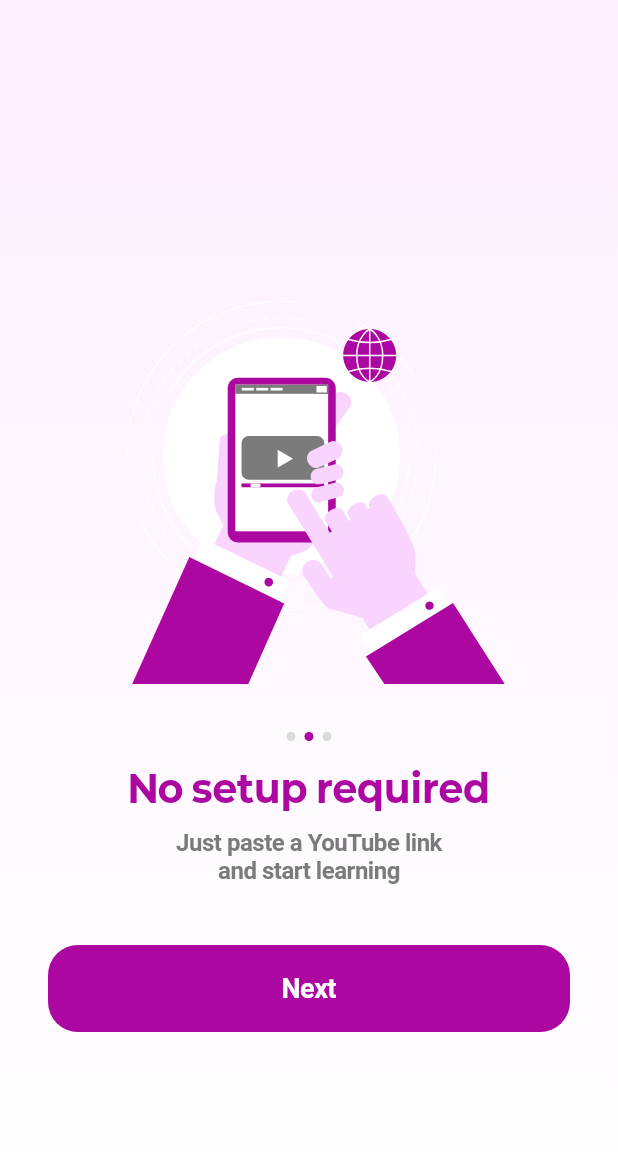
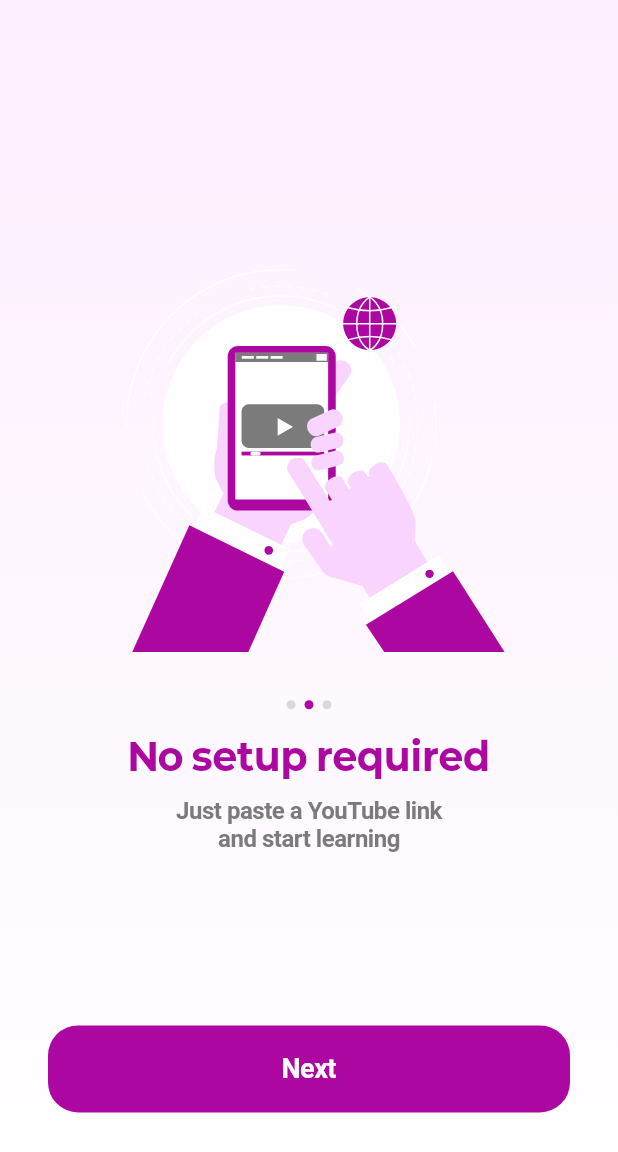
Before and after one commit to mingoring/frontend, a Flutter app: the screen it shows after launch, after a tap on "Next", on a phone screen of 412 x 824 dp. Shown: the top 1152 px of the screen. Run offline on Flutter 3.47's test engine with Material 3 defaults, Android fonts, the light colour scheme and no system bars; our stand-ins replace flutter_riverpod, flutter_svg; Roboto replaces fonts that are missing (Pretendard).

Commit message:
refactor: onboardingScreen 로직 리팩토링

```diff
--- /dev/null
+++ b/lib/features/onboarding/presentation/constants/onboarding_constants.dart
@@ -0,0 +1,47 @@
+import 'package:flutter/material.dart';
+
+import '../../../../core/constants/app_colors.dart';
+import '../../../../core/constants/app_images.dart';
+
+class OnboardingPageData {
+  const OnboardingPageData({
+    required this.imagePath,
+    required this.title,
+    required this.description,
+  });
+
+  final String imagePath;
+  final String title;
+  final String description;
+}
+
+const onboardingPages = <OnboardingPageData>[
+  OnboardingPageData(
+    imagePath: AppImages.onboarding1,
+    title: 'Learn Korean for fun',
+    description: 'with the videos you love,\nnot boring textbooks',
+  ),
+  OnboardingPageData(
+    imagePath: AppImages.onboarding2,
+    title: 'No setup required',
+    description: 'Just paste a YouTube link\nand start learning',
+  ),
+  OnboardingPageData(
+    imagePath: AppImages.onboarding3,
+    title: 'Beyond translation',
+    description: 'Understand the real nuance\nbehind words',
+  ),
+];
+
+abstract final class OnboardingConstants {
+  static const pageAnimationDuration = Duration(milliseconds: 300);
+  static const imageBoxHeight = 320.0;
+  static const spacingImageToIndicator = 32.0;
+  static const spacingIndicatorToText = 18.0;
+
+  static const backgroundGradient = LinearGradient(
+    begin: Alignment.topCenter,
+    end: Alignment.bottomCenter,
+    colors: [AppColors.pink200, AppColors.white],
+  );
+}
--- a/lib/features/onboarding/presentation/screens/onboarding_screen.dart
+++ b/lib/features/onboarding/presentation/screens/onboarding_screen.dart
@@ -1,11 +1,9 @@
 import 'package:flutter/material.dart';
 
-import '../../../../core/constants/app_colors.dart';
-import '../../../../core/constants/app_images.dart';
-import '../../../../core/widgets/buttons/mingoring_text_button.dart';
-import '../../../../core/widgets/indicators/mingoring_indicator.dart';
+import '../constants/onboarding_constants.dart';
+import '../widgets/onboarding_center_content.dart';
+import '../../../../core/widgets/layouts/screens/top_space_centered_bottom_layout.dart';
 import 'login_screen.dart';
-import '../widgets/onboarding_page_content.dart';
 
 class OnboardingScreen extends StatefulWidget {
   const OnboardingScreen({super.key});
@@ -14,61 +12,7 @@ class OnboardingScreen extends StatefulWidget {
   State<OnboardingScreen> createState() => _OnboardingScreenState();
 }
 
-class _OnboardingPageData {
-  const _OnboardingPageData({
-    required this.imagePath,
-    required this.title,
-    required this.description,
-  });
-
-  final String imagePath;
-  final String title;
-  final String description;
-}
-
-const _onboardingPages = <_OnboardingPageData>[
-  _OnboardingPageData(
-    imagePath: AppImages.onboarding1,
-    title: 'Learn Korean for fun',
-    description: 'with the videos you love,\nnot boring textbooks',
-  ),
-  _OnboardingPageData(
-    imagePath: AppImages.onboarding2,
-    title: 'No setup required',
-    description: 'Just paste a YouTube link\nand start learning',
-  ),
-  _OnboardingPageData(
-    imagePath: AppImages.onboarding3,
-    title: 'Beyond translation',
-    description: 'Understand the real nuance\nbehind words',
-  ),
-];
-
 class _OnboardingScreenState extends State<OnboardingScreen> {
-  static const _pageAnimationDuration = Duration(milliseconds: 300);
-
-  static const _horizontalPadding = 32.0;
-
-  // 이미지 영역의 고정 높이 (이미지 들어갈 정도의 크기)
-  static const _imageBoxHeight = 320.0;
-
-  // 요소들 간의 정확한 고정 간격
-  static const _spacingImageToIndicator = 32.0;
-  static const _spacingIndicatorToText = 18.0;
-  static const _spacingTextToButton = 40.0;
-  static const _indicatorDotSize = 6.0;
-  static const _indicatorSpacing = 6.0;
-  static const _indicatorSelectedScale = 1.0;
-
-  static const _backgroundGradient = LinearGradient(
-    begin: Alignment.topCenter,
-    end: Alignment.bottomCenter,
-    colors: [
-      AppColors.pink200,
-      AppColors.white,
-    ],
-  );
-
   late final PageController _pageController;
   int _currentIndex = 0;
 
@@ -85,12 +29,10 @@ class _OnboardingScreenState extends State<OnboardingScreen> {
   }
 
   void _onNextPressed() {
-    final pageCount = _onboardingPages.length;
-
-    if (_currentIndex < pageCount - 1) {
+    if (_currentIndex < onboardingPages.length - 1) {
       _pageController.animateToPage(
         _currentIndex + 1,
-        duration: _pageAnimationDuration,
+        duration: OnboardingConstants.pageAnimationDuration,
         curve: Curves.easeInOut,
       );
     } else {
@@ -102,76 +44,27 @@ class _OnboardingScreenState extends State<OnboardingScreen> {
 
   void _onPageViewChanged(int index) {
     if (_currentIndex == index) return;
-    setState(() {
-      _currentIndex = index;
-    });
+    setState(() => _currentIndex = index);
   }
 
   @override
   Widget build(BuildContext context) {
-    final pageCount = _onboardingPages.length;
-    final isLastPage = _currentIndex == pageCount - 1;
+    final isLastPage = _currentIndex == onboardingPages.length - 1;
 
     return Scaffold(
       body: DecoratedBox(
-        decoration: const BoxDecoration(gradient: _backgroundGradient),
-        child: SafeArea(
-          child: Column(
-            children: [
-              // 1. 최상단 여백 (하단 여백과 동일하게 늘어남)
-              const Spacer(),
-
-              // 2. 이미지 영역: 높이를 제한하여 불필요한 공백 제거
-              SizedBox(
-                height: _imageBoxHeight,
-                child: PageView.builder(
-                  controller: _pageController,
-                  itemCount: pageCount,
-                  onPageChanged: _onPageViewChanged,
-                  itemBuilder: (_, index) {
-                    final page = _onboardingPages[index];
-                    return OnboardingPageImage(
-                      imagePath: page.imagePath,
-                    );
-                  },
-                ),
-              ),
-
-              // 3. 이미지와 인디케이터 사이의 고정 간격
-              const SizedBox(height: _spacingImageToIndicator),
-
-              MingoringIndicator(
-                itemCount: pageCount,
-                currentIndex: _currentIndex,
-                dotSize: _indicatorDotSize,
-                spacing: _indicatorSpacing,
-                selectedScale: _indicatorSelectedScale,
-                activeColor: AppColors.pink600,
-                inactiveColor: AppColors.gray300,
-              ),
-              const SizedBox(height: _spacingIndicatorToText),
-
-              OnboardingPageTextContent(
-                title: _onboardingPages[_currentIndex].title,
-                description: _onboardingPages[_currentIndex].description,
-              ),
-              const SizedBox(height: _spacingTextToButton),
-
-              Padding(
-                padding: const EdgeInsets.symmetric(
-                  horizontal: _horizontalPadding,
-                ),
-                child: MingoringTextButton(
-                  onPressed: _onNextPressed,
-                  size: MingoringTextButtonSize.big,
-                  child: Text(isLastPage ? 'Start in 3 seconds' : 'Next'),
-                ),
-              ),
-
-              // 4. 최하단 여백 (상단 여백과 동일하게 늘어나 전체를 중앙으로 맞춰줌)
-              const Spacer(),
-            ],
+        decoration: const BoxDecoration(
+          gradient: OnboardingConstants.backgroundGradient,
+        ),
+        child: TopSpaceCenteredBottomLayout(
+          content: OnboardingCenterContent(
+            pages: onboardingPages,
+            currentIndex: _currentIndex,
+            pageController: _pageController,
+            onPageChanged: _onPageViewChanged,
           ),
+          buttonText: isLastPage ? 'Start in 3 seconds' : 'Next',
+          onPressed: _onNextPressed,
         ),
       ),
     );
--- /dev/null
+++ b/lib/features/onboarding/presentation/widgets/onboarding_center_content.dart
@@ -0,0 +1,51 @@
+import 'package:flutter/material.dart';
+
+import '../../../../core/widgets/indicators/mingoring_indicator.dart';
+import '../constants/onboarding_constants.dart';
+import 'onboarding_page_content.dart';
+
+class OnboardingCenterContent extends StatelessWidget {
+  const OnboardingCenterContent({
+    super.key,
+    required this.pages,
+    required this.currentIndex,
+    required this.pageController,
+    required this.onPageChanged,
+  });
+
+  final List<OnboardingPageData> pages;
+  final int currentIndex;
+  final PageController pageController;
+  final ValueChanged<int> onPageChanged;
+
+  @override
+  Widget build(BuildContext context) {
+    return Column(
+      mainAxisSize: MainAxisSize.min,
+      children: [
+        SizedBox(
+          height: OnboardingConstants.imageBoxHeight,
+          child: PageView.builder(
+            controller: pageController,
+            itemCount: pages.length,
+            onPageChanged: onPageChanged,
+            itemBuilder: (_, index) {
+              final page = pages[index];
+              return OnboardingPageImage(imagePath: page.imagePath);
+            },
+          ),
+        ),
+        const SizedBox(height: OnboardingConstants.spacingImageToIndicator),
+        MingoringIndicator(
+          itemCount: pages.length,
+          currentIndex: currentIndex,
+        ),
+        const SizedBox(height: OnboardingConstants.spacingIndicatorToText),
+        OnboardingPageTextContent(
+          title: pages[currentIndex].title,
+          description: pages[currentIndex].description,
+        ),
+      ],
+    );
+  }
+}
--- a/lib/features/onboarding/presentation/widgets/onboarding_page_content.dart
+++ b/lib/features/onboarding/presentation/widgets/onboarding_page_content.dart
@@ -19,7 +19,6 @@ class OnboardingPageImage extends StatelessWidget {
   Widget build(BuildContext context) {
     return Padding(
       padding: const EdgeInsets.symmetric(horizontal: _horizontalPadding),
-      // 영역 내에서 하단에 밀착시킵니다.
       child: Align(
         alignment: Alignment.bottomCenter,
         child: SvgPicture.asset(
```
